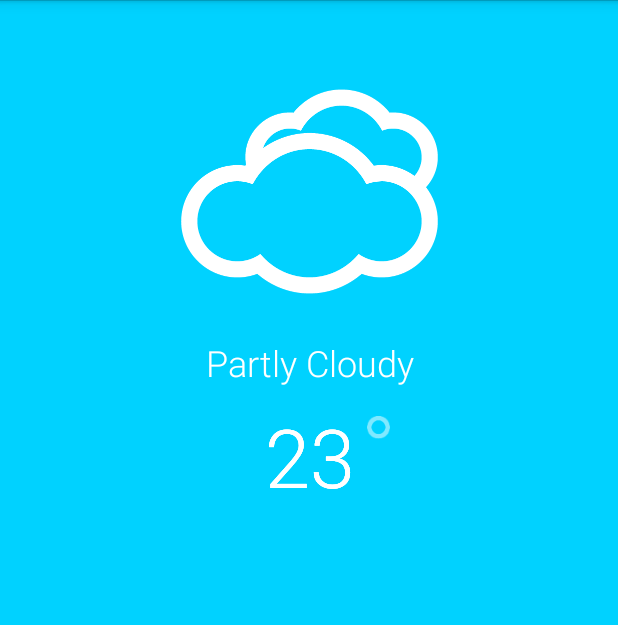
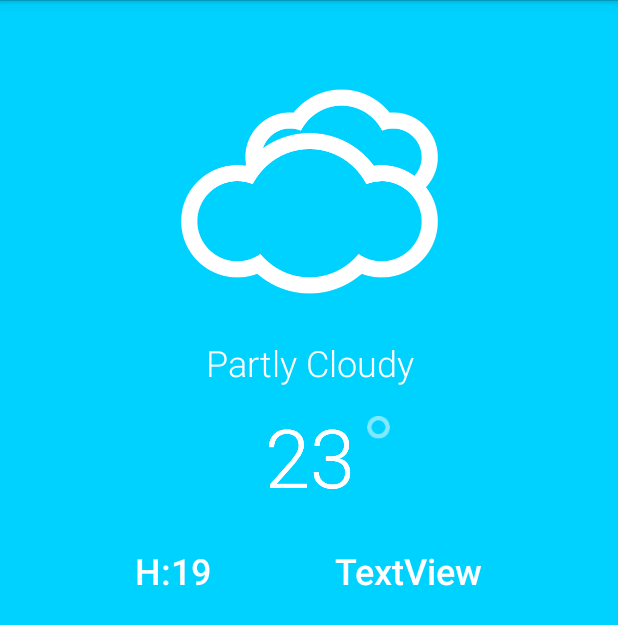
Before and after one commit to Amador368/ColorWeather, an Android app: the screen it shows after launch (MainActivity), on a phone screen of 412 x 824 dp. Shown: the top 625 px of the screen. Run offline under Robolectric (Android 15) with nearby library versions, the phone set to English and light mode, and no system bars.

Commit message:
Adding highest & lowest temp

```diff
--- a/app/src/main/res/layout/activity_main.xml
+++ b/app/src/main/res/layout/activity_main.xml
@@ -89,4 +89,35 @@
         android:layout_marginLeft="8dp"
         app:layout_constraintTop_toTopOf="@+id/weatherImageView"
         android:layout_marginTop="8dp" />
+
+    <TextView
+        android:text="H:19"
+        android:layout_width="wrap_content"
+        android:layout_height="wrap_content"
+        android:id="@+id/highestTempTextView"
+        android:layout_marginStart="90dp"
+        app:layout_constraintLeft_toLeftOf="parent"
+        android:layout_marginLeft="90dp"
+        android:layout_marginTop="24dp"
+        android:textColor="#fff"
+        android:textSize="24sp"
+        android:textStyle="bold"
+        android:fontFamily="sans-serif-light"
+        app:layout_constraintTop_toBottomOf="@+id/currentTempTextView" />
+
+    <TextView
+        android:text="TextView"
+        android:layout_width="wrap_content"
+        android:layout_height="wrap_content"
+        android:id="@+id/lowestTempTextView"
+        android:layout_marginTop="24dp"
+        app:layout_constraintTop_toBottomOf="@+id/currentTempTextView"
+        android:layout_marginEnd="90dp"
+        app:layout_constraintRight_toRightOf="parent"
+        android:layout_marginRight="90dp"
+        android:textColor="#fff"
+        android:textSize="24sp"
+        android:textStyle="bold"
+        android:fontFamily="sans-serif-light"
+        tools:text="H:12" />
 </android.support.constraint.ConstraintLayout>
```
